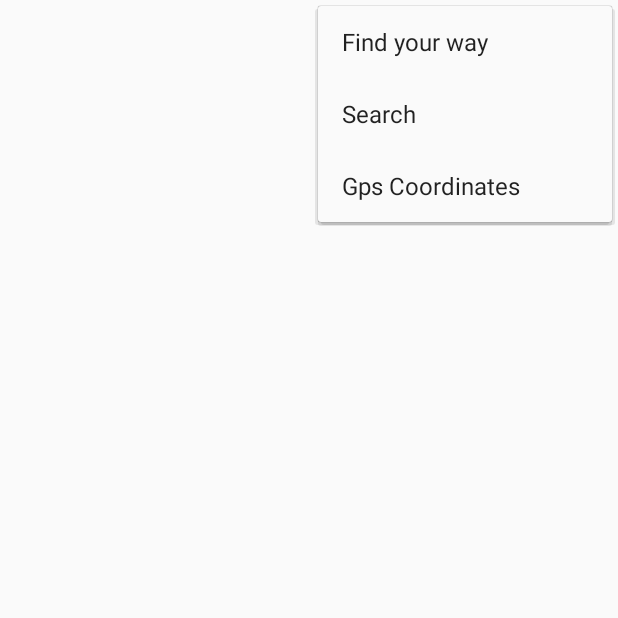
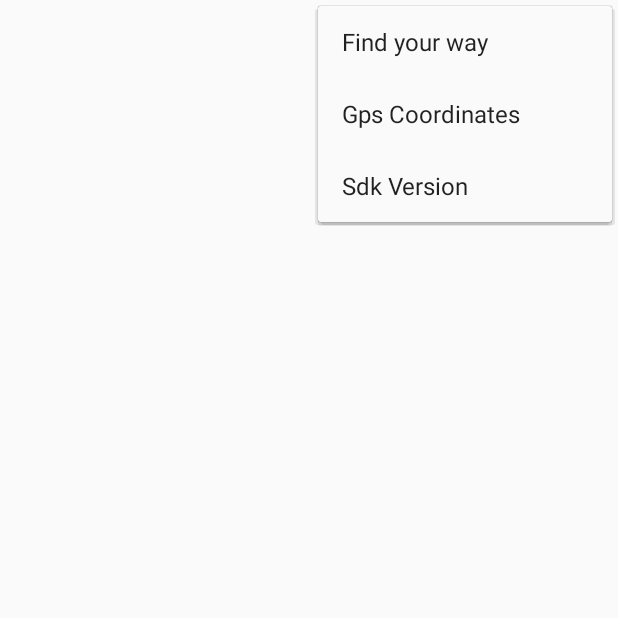
Before and after one commit to AdactiveSAS/adsum-example-android-adsumreader, an Android app: the fragment MapBaseFragment placed in its activity, with the options menu open, on a phone screen of 412 x 824 dp, the top half of it. Run offline under Robolectric (Android 15) with nearby library versions, the phone set to English and light mode, and no system bars; libraries missing offline, so code that uses them is left out: com.amulyakhare.textdrawable, com.charbgr, com.google.zxing.integration, com.quinny898.library; plain views replace BlurDrawerLayout, SearchBox; 13 statements that could not run were skipped.

Commit message:
get sdk version, commented "customize inactive places"

```diff
--- a/app/src/main/AndroidManifest.xml
+++ b/app/src/main/AndroidManifest.xml
@@ -5,6 +5,7 @@
 
     <uses-permission android:name="android.permission.INTERNET" />
     <uses-feature android:glEsVersion="0x00020000" android:required="true"/>
+    <uses-permission android:name="android.permission.READ_EXTERNAL_STORAGE"/>
     <uses-permission android:name="android.permission.WRITE_EXTERNAL_STORAGE" />
     <uses-permission android:name="android.permission.ACCESS_FINE_LOCATION"/>
     <uses-permission android:name="android.permission.ACCESS_NETWORK_STATE"/>
@@ -21,7 +22,6 @@
             android:label="@string/app_name"
             android:screenOrientation="portrait"
             android:launchMode="singleTop">
-            <!--android:hardwareAccelerated="false" -->
 
             <intent-filter>
                 <action android:name="android.intent.action.MAIN" />
--- a/app/src/main/java/com/adactive/AdsumReader/Ui/MapBaseFragment.java
+++ b/app/src/main/java/com/adactive/AdsumReader/Ui/MapBaseFragment.java
@@ -18,6 +18,7 @@ import android.view.inputmethod.InputMethodManager;
 import android.widget.LinearLayout;
 import android.widget.Toast;
 
+import com.adactive.AdsumReader.Dialogs.StoreDescriptionDialog;
 import com.adactive.AdsumReader.Dialogs.WayfindingDialog;
 import com.adactive.AdsumReader.MainActivity;
 import com.adactive.AdsumReader.R;
@@ -26,6 +27,7 @@ import com.adactive.nativeapi.AdActiveEventListener;
 import com.adactive.nativeapi.CheckForUpdatesNotice;
 import com.adactive.nativeapi.CheckStartNotice;
 import com.adactive.nativeapi.Coordinates3D;
+import com.adactive.nativeapi.MapObject.Logo;
 import com.adactive.nativeapi.MapView;
 import com.amulyakhare.textdrawable.TextDrawable;
 import com.getbase.floatingactionbutton.FloatingActionButton;
@@ -66,7 +68,7 @@ public class MapBaseFragment extends MainActivity.PlaceholderFragment {
     private Map<Integer, FloatingActionButton> floorButtonsMap = new HashMap<>();
 
     private SearchBox search;
-    private boolean isMenuEnabled = true;
+    private boolean isMenuEnabled = false;
 
     private AdActiveEventListener adActiveEventListener;
 
@@ -241,6 +243,11 @@ public class MapBaseFragment extends MainActivity.PlaceholderFragment {
     }
 
     @Override
+    public void onResume(){
+        super.onResume();
+    }
+
+    @Override
     public void onPause() {
         if (map != null)
             map.onPause();
@@ -275,6 +282,15 @@ public class MapBaseFragment extends MainActivity.PlaceholderFragment {
             if (id == R.id.precision_GPS) {
                 showGmap();
                 return true;
+            }
+            if(id==R.id.sdkVersion){
+                StoreDescriptionDialog storeDescriptionDialog=new StoreDescriptionDialog();
+                Bundle args = new Bundle();
+                args.putString(StoreDescriptionDialog.ARG_STORE_NAME, "Sdk Version");
+                args.putString(StoreDescriptionDialog.ARG_STORE_DESCRIPTION, map.getVersion());
+                storeDescriptionDialog.setArguments(args);
+                storeDescriptionDialog.show(getFragmentManager(), "storeDescription");
+
             }
         }
 
@@ -312,7 +328,9 @@ public class MapBaseFragment extends MainActivity.PlaceholderFragment {
     }
 
 
+
     private void doMapLoaded() {
+
         mPoiCollection = new PoiCollection(map.getDataManager().getAllPois());
 
 
@@ -320,7 +338,7 @@ public class MapBaseFragment extends MainActivity.PlaceholderFragment {
         final boolean isInBuilding = map.getCurrentBuilding() != -1;
 
         // Configure the map
-        map.customizeInactivePlaces(getString(R.string.inactive_color));
+        //map.customizeInactivePlaces(getString(R.string.inactive_color));
         map.limitCameraMovement(true);
         map.setSiteVisible(false);
         map.setCameraMode(currentCameraMode);
@@ -362,6 +380,7 @@ public class MapBaseFragment extends MainActivity.PlaceholderFragment {
         }
 
         isMapLoaded = true;
+        isMenuEnabled=true;
 
     }
 
--- a/app/src/main/res/menu/map_menu.xml
+++ b/app/src/main/res/menu/map_menu.xml
@@ -14,10 +14,14 @@
     <item android:id="@+id/search"
         android:title="@string/action_search"
         android:icon="@drawable/ic_search_white_48dp"
-        app:showAsAction="never"/>
+        app:showAsAction="always"/>
 
     <item android:id="@+id/precision_GPS"
         android:title="Gps Coordinates"
+        app:showAsAction="never" />
+
+    <item android:id="@+id/sdkVersion"
+        android:title="Sdk Version"
         app:showAsAction="never"/>
 
 </menu>
```
